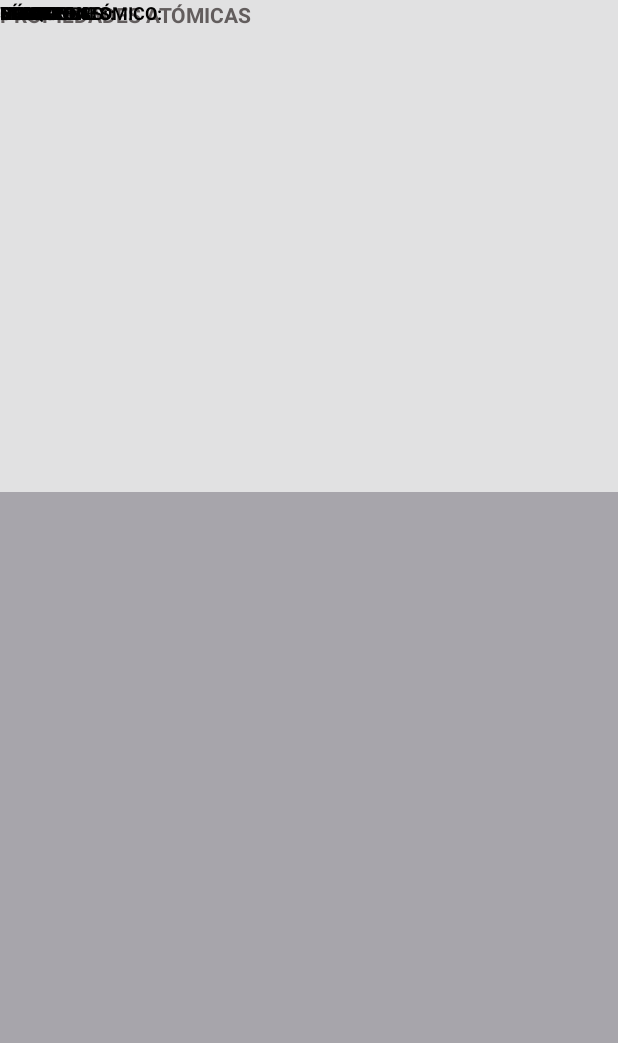
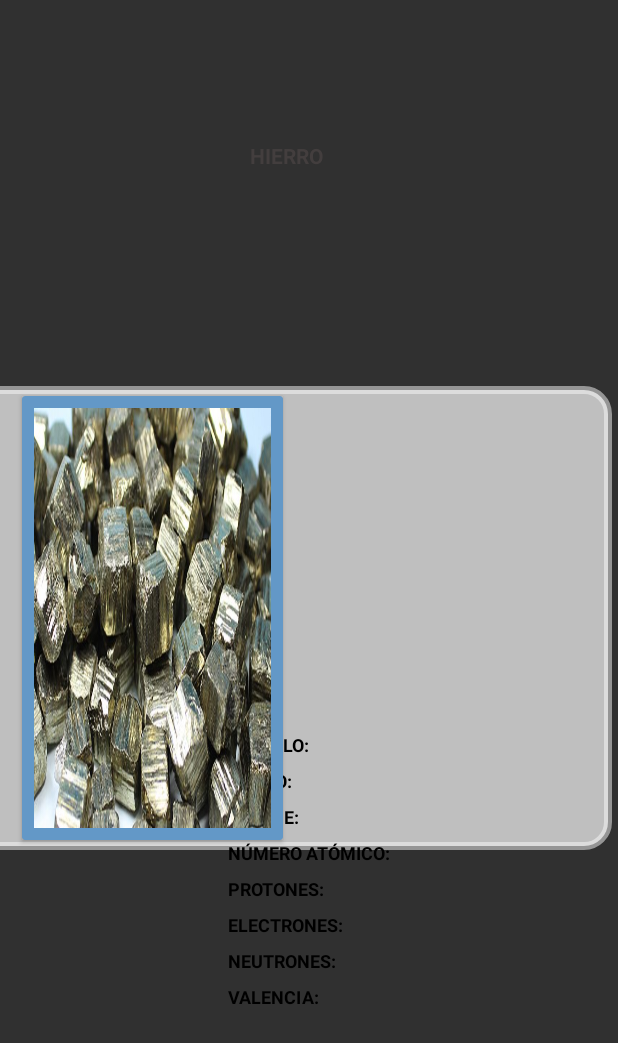
Before and after one commit to JHPAT100/Tabla_periodica, an Android app: the layout calificar.xml on its own in the app's theme, with its tools: preview values and no code run, on a phone screen of 412 x 824 dp. Shown: the top 1043 px of the screen. Run offline under Robolectric (Android 15) with nearby library versions, the phone set to English and light mode, and no system bars.

Commit message:
modificacion en el diseño

```diff
--- a/app/build.gradle
+++ b/app/build.gradle
@@ -27,4 +27,6 @@ dependencies {
     testImplementation 'junit:junit:4.12'
     androidTestImplementation 'com.android.support.test:runner:1.0.2'
     androidTestImplementation 'com.android.support.test.espresso:espresso-core:3.0.2'
+
+    implementation 'com.android.support:cardview-v7:28.0.0'
 }
--- a/app/src/main/java/com/example/tabla_periodica/adaptador.java
+++ b/app/src/main/java/com/example/tabla_periodica/adaptador.java
@@ -11,6 +11,8 @@ import android.widget.TextView;
 import java.util.ArrayList;
 
 public class adaptador extends BaseAdapter {
+
+
     private static LayoutInflater inflater = null;
     Context contexto;
     String[][] elemento;
@@ -53,4 +55,5 @@ public class adaptador extends BaseAdapter {
 
         return vista;
     }
+
 }
--- a/app/src/main/java/com/example/tabla_periodica/prueba.java
+++ b/app/src/main/java/com/example/tabla_periodica/prueba.java
@@ -8,6 +8,8 @@ public class prueba extends AppCompatActivity {
     @Override
     protected void onCreate(Bundle savedInstanceState) {
         super.onCreate(savedInstanceState);
-        setContentView(R.layout.activity_prueba);
+        setContentView(R.layout.calificar);
+
+
     }
 }
--- a/app/src/main/java/com/example/tabla_periodica/tabla_periodica.java
+++ b/app/src/main/java/com/example/tabla_periodica/tabla_periodica.java
@@ -3,6 +3,7 @@ package com.example.tabla_periodica;
 import android.content.Intent;
 import android.support.v7.app.AppCompatActivity;
 import android.os.Bundle;
+import android.support.v7.widget.CardView;
 import android.view.View;
 import android.widget.Button;
 
--- /dev/null
+++ b/app/src/main/res/drawable/redondeo.xml
@@ -0,0 +1,10 @@
+<?xml version="1.0" encoding="utf-8"?>
+<shape xmlns:android="http://schemas.android.com/apk/res/android">
+<corners android:radius="16dp" />
+<stroke
+    android:width="5dp"
+
+    android:color="#B5FAFAFA"/>
+
+
+</shape>
--- a/app/src/main/res/layout/calificar.xml
+++ b/app/src/main/res/layout/calificar.xml
@@ -3,155 +3,196 @@
     xmlns:app="http://schemas.android.com/apk/res-auto"
     xmlns:tools="http://schemas.android.com/tools"
     android:layout_width="match_parent"
-    android:layout_height="match_parent"
-    android:background="#DFB9B6BD">
+    android:layout_height="match_parent">
 
     <View
         android:id="@+id/view"
         android:layout_width="431dp"
-        android:layout_height="328dp"
-        android:background="#ADA7C2"
+        android:layout_height="309dp"
+        android:layout_marginStart="8dp"
+        android:layout_marginTop="8dp"
+        android:layout_marginEnd="8dp"
+        android:layout_marginBottom="8dp"
+        android:background="@drawable/redondeo"
         android:backgroundTint="#B5FAFAFA"
         android:visibility="visible"
-        tools:layout_editor_absoluteX="236dp"
-        tools:layout_editor_absoluteY="29dp" />
+        app:layout_constraintBottom_toBottomOf="parent"
+        app:layout_constraintEnd_toEndOf="parent"
+        app:layout_constraintHorizontal_bias="0.91"
+        app:layout_constraintStart_toStartOf="parent"
+        app:layout_constraintTop_toTopOf="parent" />
+
+    <android.support.v7.widget.CardView
+        android:id="@+id/hola"
+        android:layout_width="wrap_content"
+        android:layout_height="wrap_content"
+        android:layout_marginStart="8dp"
+        android:layout_marginTop="8dp"
+        android:layout_marginEnd="8dp"
+        android:layout_marginBottom="8dp"
+        app:layout_constraintBottom_toBottomOf="parent"
+        app:layout_constraintEnd_toEndOf="parent"
+        app:layout_constraintHorizontal_bias="0.03"
+        app:layout_constraintStart_toStartOf="parent"
+        app:layout_constraintTop_toTopOf="parent"
+        app:cardBackgroundColor="#6398C7">
 
         <ImageView
             android:id="@+id/imageView2"
             android:layout_width="158dp"
             android:layout_height="280dp"
-        tools:layout_editor_absoluteX="26dp"
-        tools:layout_editor_absoluteY="40dp" />
+            android:layout_marginStart="8dp"
+            android:layout_marginTop="8dp"
+            android:layout_marginEnd="8dp"
+            android:layout_marginBottom="8dp"
+            android:background="@drawable/prueba"
+            app:layout_constraintBottom_toBottomOf="parent"
+            app:layout_constraintEnd_toEndOf="parent"
+            app:layout_constraintHorizontal_bias="0.04"
+            app:layout_constraintStart_toStartOf="parent"
+            app:layout_constraintTop_toTopOf="parent" />
+    </android.support.v7.widget.CardView>
 
     <TextView
         android:id="@+id/textView2"
         android:layout_width="218dp"
         android:layout_height="23dp"
-        android:text="PROPIEDADES ATÓMICAS"
+        android:layout_marginTop="8dp"
+        android:layout_marginBottom="8dp"
+        android:text="HIERRO"
+        android:textAlignment="center"
         android:textAllCaps="true"
         android:textColor="#D3474141"
         android:textStyle="bold"
-        tools:layout_editor_absoluteX="253dp"
-        tools:layout_editor_absoluteY="61dp" />
+        app:layout_constraintBottom_toBottomOf="parent"
+        app:layout_constraintEnd_toEndOf="@+id/view"
+        app:layout_constraintStart_toStartOf="@+id/view"
+        app:layout_constraintTop_toTopOf="parent"
+        app:layout_constraintVertical_bias="0.110000014" />
+
+    <TableLayout
+        android:id="@+id/tableLayout2"
+        android:layout_width="wrap_content"
+        android:layout_height="wrap_content"
+        android:layout_marginStart="8dp"
+        android:layout_marginTop="8dp"
+        android:layout_marginEnd="8dp"
+        android:layout_marginBottom="8dp"
+        app:layout_constraintBottom_toBottomOf="parent"
+        app:layout_constraintEnd_toEndOf="parent"
+        app:layout_constraintStart_toStartOf="parent"
+        app:layout_constraintTop_toTopOf="parent"
+        app:layout_constraintVertical_bias="0.77">
 
         <TextView
             android:id="@+id/textView3"
-        android:layout_width="335dp"
+            android:layout_width="120dp"
             android:layout_height="24dp"
             android:text="Masa:"
             android:textAllCaps="true"
             android:textColor="#000000"
             android:textSize="12sp"
             android:textStyle="bold"
-        tools:layout_editor_absoluteX="253dp"
-        tools:layout_editor_absoluteY="224dp" />
+            tools:layout_editor_absoluteX="555dp"
+            tools:layout_editor_absoluteY="354dp" />
 
         <TextView
             android:id="@+id/textView4"
-        android:layout_width="335dp"
+            android:layout_width="120dp"
             android:layout_height="24dp"
             android:text="Símbolo:"
             android:textAllCaps="true"
             android:textColor="#000000"
             android:textSize="12sp"
             android:textStyle="bold"
-        tools:layout_editor_absoluteX="253dp"
-        tools:layout_editor_absoluteY="128dp" />
-
-    <TextView
-        android:id="@+id/textView5"
-        android:layout_width="335dp"
-        android:layout_height="24dp"
-        android:text="Nombre:"
-        android:textAllCaps="true"
-        android:textColor="#000000"
-        android:textSize="12sp"
-        android:textStyle="bold"
-        tools:layout_editor_absoluteX="253dp"
-        tools:layout_editor_absoluteY="152dp" />
+            tools:layout_editor_absoluteX="8dp"
+            tools:layout_editor_absoluteY="8dp" />
 
         <TextView
             android:id="@+id/textView6"
-        android:layout_width="335dp"
+            android:layout_width="120dp"
             android:layout_height="24dp"
             android:text="Grupo:"
             android:textAllCaps="true"
             android:textColor="#000000"
             android:textSize="12sp"
             android:textStyle="bold"
-        tools:layout_editor_absoluteX="253dp"
-        tools:layout_editor_absoluteY="176dp" />
+            tools:layout_editor_absoluteX="555dp"
+            tools:layout_editor_absoluteY="354dp" />
 
         <TextView
             android:id="@+id/textView7"
-        android:layout_width="335dp"
+            android:layout_width="120dp"
             android:layout_height="24dp"
             android:text="Bloque:"
             android:textAllCaps="true"
             android:textColor="#000000"
             android:textSize="12sp"
             android:textStyle="bold"
-        tools:layout_editor_absoluteX="253dp"
-        tools:layout_editor_absoluteY="200dp" />
+            tools:layout_editor_absoluteX="555dp"
+            tools:layout_editor_absoluteY="354dp" />
 
         <TextView
             android:id="@+id/textView8"
-        android:layout_width="335dp"
+            android:layout_width="120dp"
             android:layout_height="24dp"
             android:text="Número atómico:"
             android:textAllCaps="true"
             android:textColor="#000000"
             android:textSize="12sp"
             android:textStyle="bold"
-        tools:layout_editor_absoluteX="253dp"
-        tools:layout_editor_absoluteY="104dp" />
+            tools:layout_editor_absoluteX="555dp"
+            tools:layout_editor_absoluteY="354dp" />
 
         <TextView
-        android:id="@+id/textView17"
-        android:layout_width="335dp"
+            android:id="@+id/textView9"
+            android:layout_width="120dp"
             android:layout_height="24dp"
             android:text="Protones:"
             android:textAllCaps="true"
             android:textColor="#000000"
             android:textSize="12sp"
             android:textStyle="bold"
-        tools:layout_editor_absoluteX="253dp"
-        tools:layout_editor_absoluteY="248dp" />
+            tools:layout_editor_absoluteX="555dp"
+            tools:layout_editor_absoluteY="354dp" />
 
         <TextView
-        android:id="@+id/textView18"
-        android:layout_width="335dp"
+            android:id="@+id/textView10"
+            android:layout_width="120dp"
             android:layout_height="24dp"
             android:text="Electrones:"
             android:textAllCaps="true"
             android:textColor="#000000"
             android:textSize="12sp"
             android:textStyle="bold"
-        tools:layout_editor_absoluteX="253dp"
-        tools:layout_editor_absoluteY="272dp" />
+            tools:layout_editor_absoluteX="555dp"
+            tools:layout_editor_absoluteY="354dp" />
 
         <TextView
-        android:id="@+id/textView19"
-        android:layout_width="335dp"
+            android:id="@+id/textView11"
+            android:layout_width="120dp"
             android:layout_height="24dp"
             android:text="Neutrones:"
             android:textAllCaps="true"
             android:textColor="#000000"
             android:textSize="12sp"
             android:textStyle="bold"
-        tools:layout_editor_absoluteX="253dp"
-        tools:layout_editor_absoluteY="296dp" />
+            tools:layout_editor_absoluteX="555dp"
+            tools:layout_editor_absoluteY="354dp" />
 
         <TextView
-        android:id="@+id/textView20"
-        android:layout_width="335dp"
+            android:id="@+id/textView12"
+            android:layout_width="120dp"
             android:layout_height="24dp"
             android:text="Valencia:"
             android:textAllCaps="true"
             android:textColor="#000000"
             android:textSize="12sp"
             android:textStyle="bold"
-        tools:layout_editor_absoluteX="253dp"
-        tools:layout_editor_absoluteY="320dp" />
+            tools:layout_editor_absoluteX="555dp"
+            tools:layout_editor_absoluteY="354dp" />
+
+
+    </TableLayout>
 
 </android.support.constraint.ConstraintLayout>
```
Also changed, not shown: app/src/main/java/com/example/tabla_periodica/busqueda.java (+18 -8 lines), app/src/main/res/layout/activity_busqueda.xml (+5 -5 lines), app/src/main/res/layout/contenedor.xml (+48 -64 lines), app/src/main/res/drawable/hierro.jpg (added), app/src/main/res/drawable/prueba.jpg (added). Lines whose indentation alone changed are shown as unchanged.
